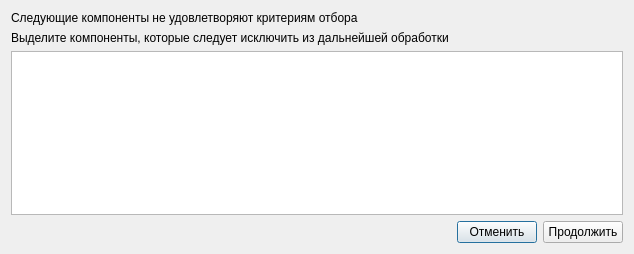
ArtemHodeev/Gidrolog, file confirmcalculator.ui: the form before one commit.
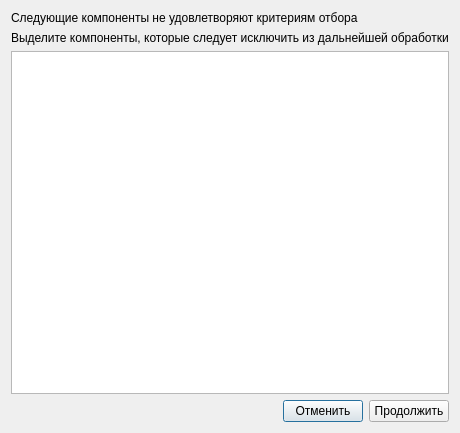
The form after the commit.

```diff
--- a/confirmcalculator.ui
+++ b/confirmcalculator.ui
@@ -6,22 +6,22 @@
    <rect>
     <x>0</x>
     <y>0</y>
-    <width>634</width>
-    <height>254</height>
+    <width>345</width>
+    <height>433</height>
    </rect>
   </property>
   <property name="windowTitle">
    <string>Dialog</string>
   </property>
   <layout class="QGridLayout" name="gridLayout">
-   <item row="0" column="0">
+   <item row="0" column="0" colspan="3">
     <widget class="QLabel" name="label">
      <property name="text">
       <string>Следующие компоненты не удовлетворяют критериям отбора</string>
      </property>
     </widget>
    </item>
-   <item row="1" column="0">
+   <item row="1" column="0" colspan="3">
     <widget class="QLabel" name="label_2">
      <property name="text">
       <string>Выделите компоненты, которые следует исключить из дальнейшей обработки</string>
```
